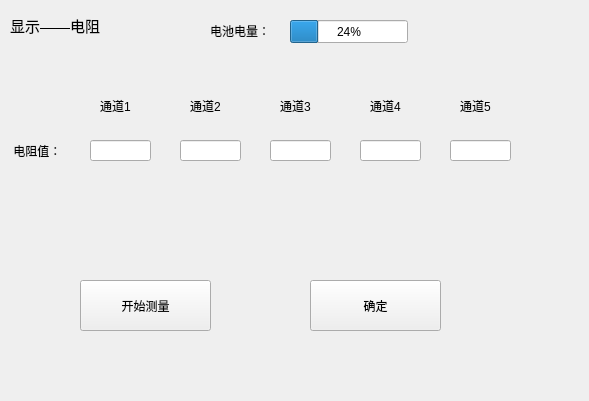
Old version of the form ui_show/showwin_measureresis.ui in the repository Dirck-YHP/Proj_sensor_detect.
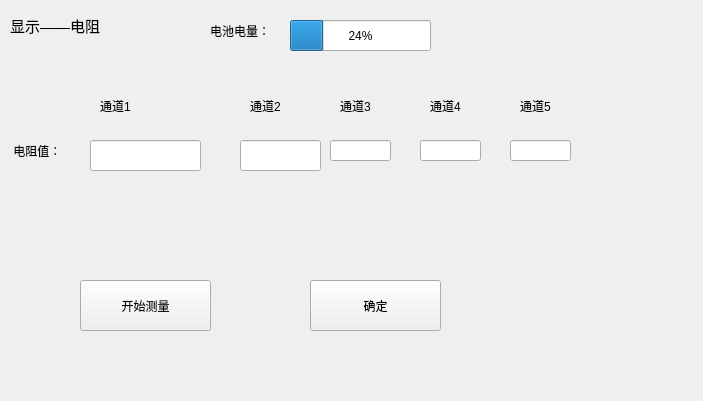
New version of the form.

Diff of the .ui file:
```diff
--- a/ui_show/showwin_measureresis.ui
+++ b/ui_show/showwin_measureresis.ui
@@ -6,7 +6,7 @@
    <rect>
     <x>0</x>
     <y>0</y>
-    <width>589</width>
+    <width>703</width>
     <height>401</height>
    </rect>
   </property>
@@ -62,8 +62,8 @@
     <rect>
      <x>290</x>
      <y>20</y>
-     <width>118</width>
-     <height>23</height>
+     <width>141</width>
+     <height>31</height>
     </rect>
    </property>
    <property name="value">
@@ -88,15 +88,15 @@
     <rect>
      <x>90</x>
      <y>140</y>
-     <width>61</width>
-     <height>21</height>
+     <width>111</width>
+     <height>31</height>
     </rect>
    </property>
   </widget>
   <widget class="QLabel" name="label_ch3">
    <property name="geometry">
     <rect>
-     <x>280</x>
+     <x>340</x>
      <y>90</y>
      <width>61</width>
      <height>31</height>
@@ -109,7 +109,7 @@
   <widget class="QLabel" name="label_ch2">
    <property name="geometry">
     <rect>
-     <x>190</x>
+     <x>250</x>
      <y>90</y>
      <width>61</width>
      <height>31</height>
@@ -122,7 +122,7 @@
   <widget class="QLabel" name="label_ch5">
    <property name="geometry">
     <rect>
-     <x>460</x>
+     <x>520</x>
      <y>90</y>
      <width>61</width>
      <height>31</height>
@@ -135,7 +135,7 @@
   <widget class="QLabel" name="label_ch4">
    <property name="geometry">
     <rect>
-     <x>370</x>
+     <x>430</x>
      <y>90</y>
      <width>61</width>
      <height>31</height>
@@ -161,17 +161,17 @@
   <widget class="QLineEdit" name="lineE_show_resis_2">
    <property name="geometry">
     <rect>
-     <x>180</x>
+     <x>240</x>
      <y>140</y>
-     <width>61</width>
-     <height>21</height>
+     <width>81</width>
+     <height>31</height>
     </rect>
    </property>
   </widget>
   <widget class="QLineEdit" name="lineE_show_resis_3">
    <property name="geometry">
     <rect>
-     <x>270</x>
+     <x>330</x>
      <y>140</y>
      <width>61</width>
      <height>21</height>
@@ -181,7 +181,7 @@
   <widget class="QLineEdit" name="lineE_show_resis_4">
    <property name="geometry">
     <rect>
-     <x>360</x>
+     <x>420</x>
      <y>140</y>
      <width>61</width>
      <height>21</height>
@@ -191,7 +191,7 @@
   <widget class="QLineEdit" name="lineE_show_resis_5">
    <property name="geometry">
     <rect>
-     <x>450</x>
+     <x>510</x>
      <y>140</y>
      <width>61</width>
      <height>21</height>
```
